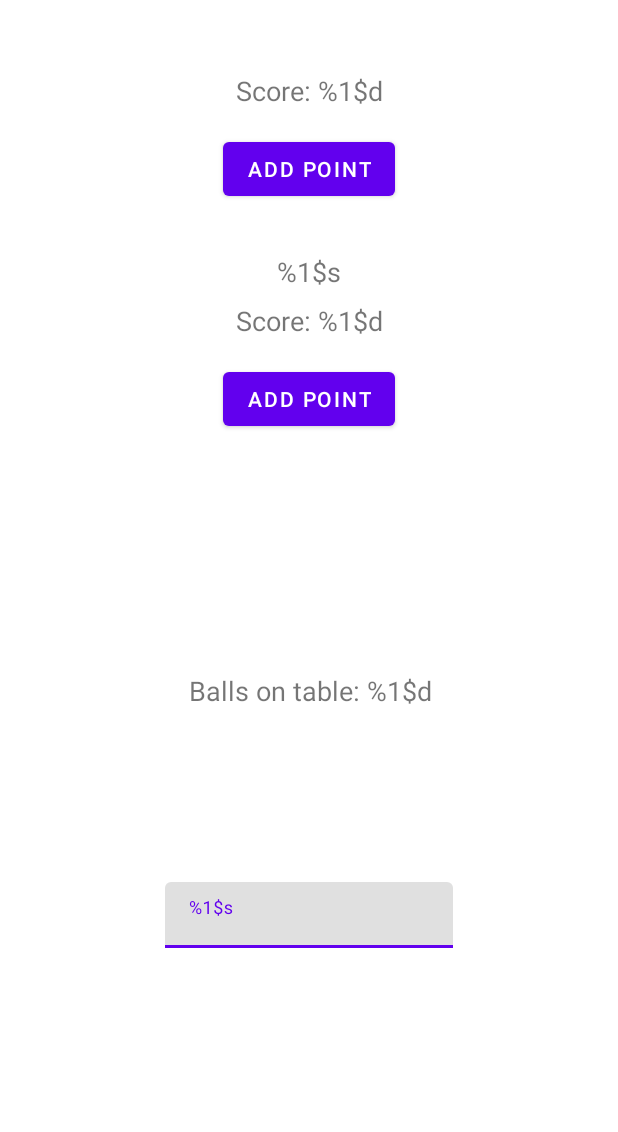
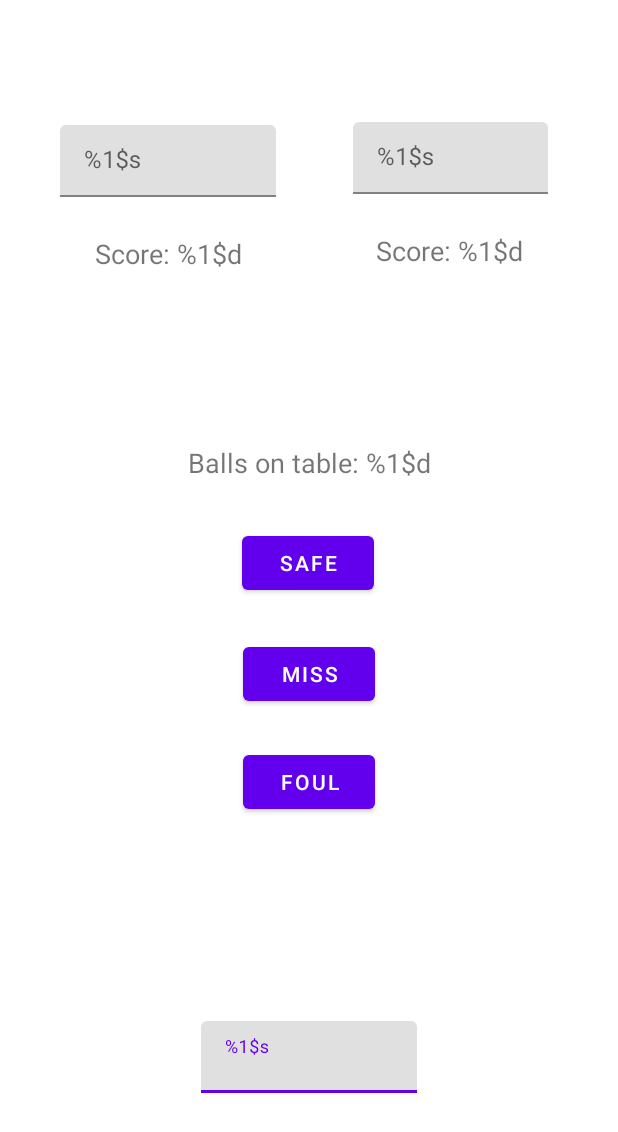
Before and after one commit to Dacid99/PocketTRacker, an Android app built with Jetpack Compose: the layout activity_main.xml on its own in the app's theme, with its tools: preview values and no code run, on a phone screen of 412 x 824 dp. Shown: the top 1132 px of the screen. Run offline under Robolectric (Android 15) with nearby library versions, the phone set to English and light mode, and no system bars.

Commit message:
Updated UI with correct connections to MainActivity added focus

```diff
--- a/app/src/main/res/layout/activity_main.xml
+++ b/app/src/main/res/layout/activity_main.xml
@@ -10,86 +10,121 @@
         android:id="@+id/player1Score"
         android:layout_width="wrap_content"
         android:layout_height="wrap_content"
-        android:layout_marginTop="48dp"
-        android:layout_marginBottom="16dp"
+        android:layout_marginTop="25dp"
         android:text="@string/player_score_format"
         android:textSize="18sp"
-        app:layout_constraintBottom_toTopOf="@+id/player1Button"
         app:layout_constraintEnd_toEndOf="parent"
+        app:layout_constraintHorizontal_bias="0.201"
         app:layout_constraintStart_toStartOf="parent"
-        app:layout_constraintTop_toTopOf="parent" />
-
-    <com.google.android.material.button.MaterialButton
-        android:id="@+id/player1Button"
-        android:layout_width="wrap_content"
-        android:layout_height="wrap_content"
-        android:text="Add Point"
-        app:layout_constraintTop_toBottomOf="@id/player1Score"
-        app:layout_constraintStart_toStartOf="parent"
-        app:layout_constraintEnd_toEndOf="parent"
-        android:layout_marginTop="16dp"/>
-
-    <com.google.android.material.textview.MaterialTextView
-        android:id="@+id/player2Name"
-        android:layout_width="wrap_content"
-        android:layout_height="wrap_content"
-        android:layout_marginTop="32dp"
-        android:layout_marginBottom="8dp"
-        android:text="@string/player_name_format"
-        android:textSize="18sp"
-        app:layout_constraintBottom_toTopOf="@+id/player2Score"
-        app:layout_constraintEnd_toEndOf="parent"
-        app:layout_constraintStart_toStartOf="parent"
-        app:layout_constraintTop_toBottomOf="@id/player1Button" />
+        app:layout_constraintTop_toBottomOf="@+id/player1NameLayout" />
 
     <com.google.android.material.textview.MaterialTextView
         android:id="@+id/player2Score"
         android:layout_width="wrap_content"
         android:layout_height="wrap_content"
+        android:layout_marginTop="25dp"
         android:text="@string/player_score_format"
         android:textSize="18sp"
-        app:layout_constraintTop_toBottomOf="@id/player2Name"
+        app:layout_constraintEnd_toEndOf="parent"
+        app:layout_constraintHorizontal_bias="0.798"
         app:layout_constraintStart_toStartOf="parent"
-        app:layout_constraintEnd_toEndOf="parent"
-        android:layout_marginTop="8dp"/>
+        app:layout_constraintTop_toBottomOf="@+id/player2NameLayout" />
 
     <com.google.android.material.button.MaterialButton
-        android:id="@+id/player2Button"
+        android:id="@+id/missButton"
         android:layout_width="wrap_content"
         android:layout_height="wrap_content"
-        android:text="Add Point"
-        app:layout_constraintTop_toBottomOf="@id/player2Score"
+        android:layout_marginTop="244dp"
+        android:text="@string/miss_string"
+        app:layout_constraintEnd_toEndOf="parent"
+        app:layout_constraintHorizontal_bias="0.501"
         app:layout_constraintStart_toStartOf="parent"
+        app:layout_constraintTop_toBottomOf="@id/player1Score" />
+
+    <com.google.android.material.button.MaterialButton
+        android:id="@+id/foulButton"
+        android:layout_width="wrap_content"
+        android:layout_height="wrap_content"
+        android:layout_marginTop="316dp"
+        android:text="@string/foul_string"
         app:layout_constraintEnd_toEndOf="parent"
-        android:layout_marginTop="16dp"/>
+        app:layout_constraintHorizontal_bias="0.501"
+        app:layout_constraintStart_toStartOf="parent"
+        app:layout_constraintTop_toBottomOf="@id/player1Score" />
+
+    <com.google.android.material.button.MaterialButton
+        android:id="@+id/safeButton"
+        android:layout_width="wrap_content"
+        android:layout_height="wrap_content"
+        android:layout_marginTop="172dp"
+        android:text="@string/safe_string"
+        app:layout_constraintEnd_toEndOf="parent"
+        app:layout_constraintHorizontal_bias="0.498"
+        app:layout_constraintStart_toStartOf="parent"
+        app:layout_constraintTop_toBottomOf="@id/player2Score" />
 
     <com.google.android.material.textview.MaterialTextView
         android:id="@+id/ballNumber"
         android:layout_width="wrap_content"
         android:layout_height="wrap_content"
-        android:layout_marginTop="448dp"
+        android:layout_marginTop="296dp"
         android:text="@string/ball_number_format"
         android:textSize="18sp"
         app:layout_constraintEnd_toEndOf="parent"
-        app:layout_constraintHorizontal_bias="0.504"
         app:layout_constraintStart_toStartOf="parent"
         app:layout_constraintTop_toTopOf="parent" />
 
     <com.google.android.material.textfield.TextInputLayout
-        android:id="@+id/player1name"
-        android:layout_width="192dp"
-        android:layout_height="44dp"
-        android:layout_marginStart="1dp"
-        android:layout_marginTop="63dp"
-        android:layout_marginEnd="1dp"
-        android:layout_marginBottom="140dp"
+        android:id="@+id/newBallNumberLayout"
+        android:layout_width="144dp"
+        android:layout_height="48dp"
+        android:layout_marginStart="133dp"
+        android:layout_marginEnd="134dp"
+        android:layout_marginBottom="95dp"
         app:layout_constraintBottom_toBottomOf="parent"
         app:layout_constraintEnd_toEndOf="parent"
-        app:layout_constraintStart_toStartOf="parent"
-        app:layout_constraintTop_toBottomOf="@+id/ballNumber">
+        app:layout_constraintStart_toStartOf="parent">
 
         <com.google.android.material.textfield.TextInputEditText
-            android:id="@+id/player1nameInput"
+            android:id="@+id/newBallNumberInput"
+            android:layout_width="match_parent"
+            android:layout_height="match_parent"
+            android:hint="@string/newBallNumber_hint_format"
+            tools:layout_editor_absoluteX="141dp"
+            tools:layout_editor_absoluteY="589dp" />
+    </com.google.android.material.textfield.TextInputLayout>
+
+    <com.google.android.material.textfield.TextInputLayout
+        android:id="@+id/player1NameLayout"
+        android:layout_width="144dp"
+        android:layout_height="48dp"
+        android:layout_marginStart="37dp"
+        android:layout_marginTop="83dp"
+        android:layout_marginEnd="24dp"
+        app:layout_constraintEnd_toStartOf="@+id/player2NameLayout"
+        app:layout_constraintStart_toStartOf="parent"
+        app:layout_constraintTop_toTopOf="parent">
+
+        <com.google.android.material.textfield.TextInputEditText
+            android:id="@+id/player1Name"
+            android:layout_width="match_parent"
+            android:layout_height="match_parent"
+            android:hint="@string/player_name_hint_format" />
+    </com.google.android.material.textfield.TextInputLayout>
+
+    <com.google.android.material.textfield.TextInputLayout
+        android:id="@+id/player2NameLayout"
+        android:layout_width="130dp"
+        android:layout_height="48dp"
+        android:layout_marginStart="24dp"
+        android:layout_marginTop="81dp"
+        android:layout_marginEnd="44dp"
+        app:layout_constraintEnd_toEndOf="parent"
+        app:layout_constraintStart_toEndOf="@+id/player1NameLayout"
+        app:layout_constraintTop_toTopOf="parent">
+
+        <com.google.android.material.textfield.TextInputEditText
+            android:id="@+id/player2Name"
             android:layout_width="match_parent"
             android:layout_height="match_parent"
             android:hint="@string/player_name_hint_format" />
--- a/app/src/main/res/values/strings.xml
+++ b/app/src/main/res/values/strings.xml
@@ -2,9 +2,14 @@
     <string name="app_name">StraightPoolCounter</string>
     <string name="player_name_format">%1$s</string>
     <string name="player_name_hint_format">%1$s</string>
+    <string name="newBallNumber_hint_format">%1$s</string>
     <string name="player_club_format">%1$s</string>
     <string name="player_score_format">Score: %1$d</string>
     <string name="ball_number_format">Balls on table: %1$d</string>
 
+    <string name="safe_string">Safe</string>
+    <string name="foul_string">Foul</string>
+    <string name="miss_string">Miss</string>
+
 
 </resources>
```
Also changed, not shown: app/src/main/java/org/sbv/straightpoolcounter/MainActivity.java (+69 -24 lines).
